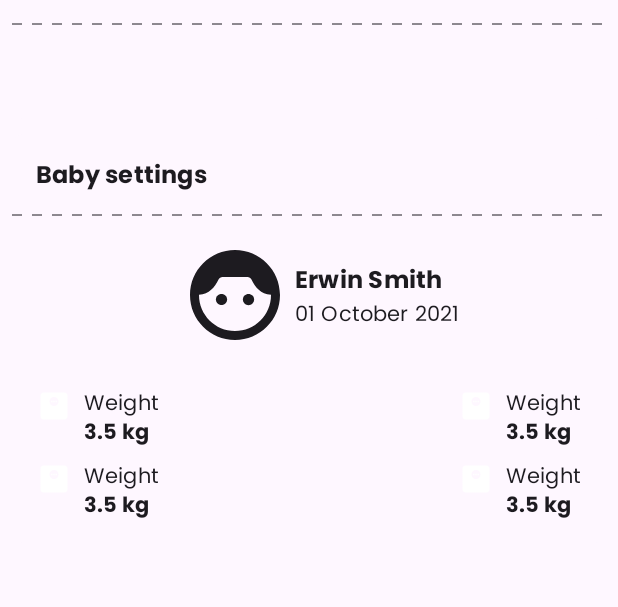
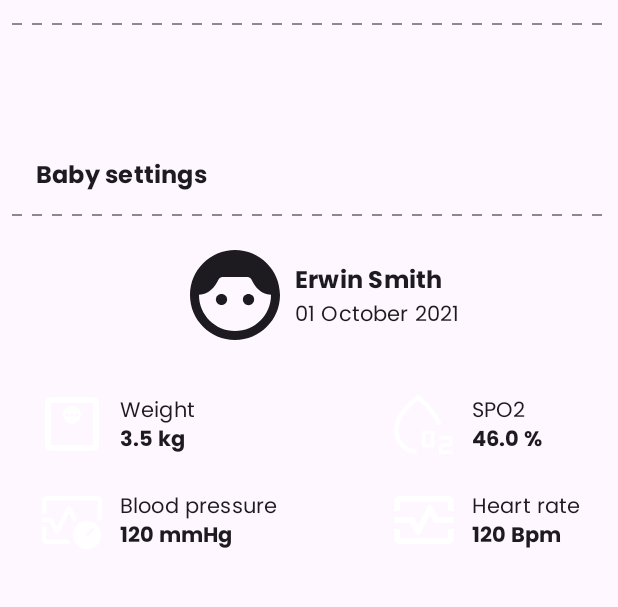
Before and after one commit to amadiyawa/incubator, an Android app built with Jetpack Compose: the screen it shows after launch (MainActivity), after a tap on "Incubator demo", on a phone screen of 412 x 824 dp, the part 564-1171 px from its top. Run offline under Robolectric (Android 15) with nearby library versions, the phone set to English and light mode, and no system bars; our stand-ins replace Timber, window size class; pictures from the network do not load.

Commit message:
fix icon

```diff
--- a/feature_base/src/main/java/com/amadiyawa/feature_base/common/res/Dimen.kt
+++ b/feature_base/src/main/java/com/amadiyawa/feature_base/common/res/Dimen.kt
@@ -20,7 +20,7 @@ object Dimen {
         val extraSmall = 16.dp
         val small = 24.dp
         val medium = 32.dp
-        val large = 40.dp
+        val large = 48.dp
         val extraLarge = 56.dp
     }
 
--- a/feature_incubator/src/main/java/com/amadiyawa/feature_incubator/domain/model/Baby.kt
+++ b/feature_incubator/src/main/java/com/amadiyawa/feature_incubator/domain/model/Baby.kt
@@ -19,7 +19,7 @@ data class Baby(
     val currentHeartRate: Int,
     val normalHeartRateRange: Pair<Int, Int>,
     val arterialRate: Int,
-    val arterialFrequency: Int,
+    val bloodPressure: Int,
     val spo2: Double,
     val normalSpo2Range: Pair<Double, Double>,
     val picture: String
--- a/feature_incubator/src/main/java/com/amadiyawa/feature_incubator/presentation/screen/incubatordetail/IncubatorDetailScreen.kt
+++ b/feature_incubator/src/main/java/com/amadiyawa/feature_incubator/presentation/screen/incubatordetail/IncubatorDetailScreen.kt
@@ -19,7 +19,8 @@ import androidx.compose.foundation.layout.size
 import androidx.compose.material.icons.Icons
 import androidx.compose.material.icons.filled.ExpandCircleDown
 import androidx.compose.material.icons.filled.ExpandLess
-import androidx.compose.material.icons.filled.MonitorWeight
+import androidx.compose.material.icons.outlined.MonitorHeart
+import androidx.compose.material.icons.outlined.MonitorWeight
 import androidx.compose.material3.Card
 import androidx.compose.material3.CardDefaults
 import androidx.compose.material3.Icon
@@ -33,6 +34,7 @@ import androidx.compose.runtime.setValue
 import androidx.compose.ui.Alignment
 import androidx.compose.ui.Modifier
 import androidx.compose.ui.graphics.Color
+import androidx.compose.ui.res.painterResource
 import androidx.compose.ui.res.stringResource
 import androidx.compose.ui.text.font.FontWeight
 import androidx.compose.ui.unit.dp
@@ -40,7 +42,6 @@ import com.amadiyawa.feature_base.common.res.Dimen
 import com.amadiyawa.feature_base.common.util.formatDate
 import com.amadiyawa.feature_base.presentation.compose.composable.DrawHorizontalDottedLine
 import com.amadiyawa.feature_base.presentation.compose.composable.PlaceholderImage
-import com.amadiyawa.feature_base.presentation.compose.composable.TextTitleLarge
 import com.amadiyawa.feature_base.presentation.compose.composable.TextTitleMedium
 import com.amadiyawa.feature_base.presentation.compose.composable.TextTitleSmall
 import com.amadiyawa.feature_incubator.R
@@ -48,8 +49,6 @@ import com.amadiyawa.feature_incubator.domain.model.Baby
 import com.amadiyawa.feature_incubator.domain.model.Incubator
 import com.amadiyawa.feature_incubator.presentation.compose.composable.Toolbar
 import timber.log.Timber
-import java.text.SimpleDateFormat
-import java.util.Locale
 
 @Composable
 fun IncubatorDetailScreen(
@@ -134,7 +133,7 @@ private fun HandleUiState() {
             currentHeartRate = 120,
             normalHeartRateRange = Pair(110, 130),
             arterialRate = 80,
-            arterialFrequency = 60,
+            bloodPressure = 120,
             spo2 = 46.0,
             normalSpo2Range = Pair(40.0, 50.0),
             picture = "https://www.example.com/picture.jpg"
@@ -344,14 +343,18 @@ private fun BabyDetails(
             ) {
                 BabyOverview(baby = baby)
                 Row {
+                    Column(
+                        verticalArrangement = Arrangement.spacedBy(Dimen.Spacing.large)
+                    ) {
                         Row(
-                        horizontalArrangement = Arrangement.spacedBy(Dimen.Spacing.medium)
+                            horizontalArrangement = Arrangement.spacedBy(Dimen.Spacing.medium, Alignment.CenterHorizontally),
+                            verticalAlignment = Alignment.CenterVertically
                         ) {
                             Icon(
-                            imageVector = Icons.Filled.MonitorWeight,
+                                imageVector = Icons.Outlined.MonitorWeight,
                                 contentDescription = baby.weight.toString(),
                                 tint = MaterialTheme.colorScheme.onPrimary,
-                            modifier = Modifier.height(IntrinsicSize.Max)
+                                modifier = Modifier.size(48.dp)
                             )
 
                             Column {
@@ -363,66 +366,69 @@ private fun BabyDetails(
                             }
                         }
 
-                    Spacer(Modifier.weight(1f))
-
                         Row(
-                        horizontalArrangement = Arrangement.spacedBy(Dimen.Spacing.medium)
+                            horizontalArrangement = Arrangement.spacedBy(Dimen.Spacing.medium, Alignment.CenterHorizontally),
+                            verticalAlignment = Alignment.CenterVertically
                         ) {
                             Icon(
-                            imageVector = Icons.Filled.MonitorWeight,
+                                painter = painterResource(id = R.drawable.blood_pressure),
                                 contentDescription = baby.weight.toString(),
                                 tint = MaterialTheme.colorScheme.onPrimary,
                                 modifier = Modifier.height(IntrinsicSize.Max)
                             )
 
                             Column {
-                            TextTitleSmall(text = stringResource(id = R.string.weight))
+                                TextTitleSmall(text = stringResource(id = R.string.blood_pressure))
                                 TextTitleSmall(
-                                text = baby.weight.toString() + " kg",
+                                    text = baby.bloodPressure.toString() + " mmHg",
                                     fontWeight = FontWeight.Bold
                                 )
                             }
                         }
                     }
 
-                Row {
+                    Spacer(modifier = Modifier.weight(1f))
+
+                    Column(
+                        verticalArrangement = Arrangement.spacedBy(Dimen.Spacing.large)
+                    ) {
                         Row(
-                        horizontalArrangement = Arrangement.spacedBy(Dimen.Spacing.medium)
+                            horizontalArrangement = Arrangement.spacedBy(Dimen.Spacing.medium, Alignment.CenterHorizontally),
+                            verticalAlignment = Alignment.CenterVertically
                         ) {
                             Icon(
-                            imageVector = Icons.Filled.MonitorWeight,
+                                painter = painterResource(id =R.drawable.spo2),
                                 contentDescription = baby.weight.toString(),
-                            tint = MaterialTheme.colorScheme.onPrimary,
-                            modifier = Modifier.height(IntrinsicSize.Max)
+                                tint = MaterialTheme.colorScheme.onPrimary
                             )
 
                             Column {
-                            TextTitleSmall(text = stringResource(id = R.string.weight))
+                                TextTitleSmall(text = stringResource(id = R.string.spo2))
                                 TextTitleSmall(
-                                text = baby.weight.toString() + " kg",
+                                    text = baby.spo2.toString() + " %",
                                     fontWeight = FontWeight.Bold
                                 )
                             }
                         }
 
-                    Spacer(Modifier.weight(1f))
-
                         Row(
-                        horizontalArrangement = Arrangement.spacedBy(Dimen.Spacing.medium)
+                            horizontalArrangement = Arrangement.spacedBy(Dimen.Spacing.medium, Alignment.CenterHorizontally),
+                            verticalAlignment = Alignment.CenterVertically
                         ) {
                             Icon(
-                            imageVector = Icons.Filled.MonitorWeight,
+                                imageVector = Icons.Outlined.MonitorHeart,
                                 contentDescription = baby.weight.toString(),
                                 tint = MaterialTheme.colorScheme.onPrimary,
-                            modifier = Modifier.height(IntrinsicSize.Max)
+                                modifier = Modifier.size(Dimen.Size.large)
                             )
 
                             Column {
-                            TextTitleSmall(text = stringResource(id = R.string.weight))
+                                TextTitleSmall(text = stringResource(id = R.string.heart_rate))
                                 TextTitleSmall(
-                                text = baby.weight.toString() + " kg",
+                                    text = baby.currentHeartRate.toString() + " Bpm",
                                     fontWeight = FontWeight.Bold
                                 )
+                            }
                         }
                     }
                 }
--- /dev/null
+++ b/feature_incubator/src/main/res/drawable/blood_pressure.xml
@@ -0,0 +1,5 @@
+<vector xmlns:android="http://schemas.android.com/apk/res/android" android:height="48dp" android:viewportHeight="960" android:viewportWidth="960" android:width="48dp">
+
+    <path android:fillColor="#e8eaed" android:pathData="M80,390v-170q0,-24 18,-42t42,-18h680q24,0 42,18t18,42v260h-60v-260L140,220v170L80,390ZM280,670q-9,0 -16,-4t-12,-12l-71,-144L80,510v-60h120q7.81,0 14.9,4.5Q222,459 226,467l54,106 133,-266q4,-8 11.38,-11.5 7.38,-3.5 15.5,-3.5 8.12,0 15.62,3.5T467,307l80,161q-13,8 -25,18.5T499,508l-59,-120 -134,266q-3.61,8 -10.83,12 -7.23,4 -15.17,4ZM461,800L140,800q-24,0 -42,-18t-18,-42v-170h60v170h297q4,16 10,31t14,29ZM480,480ZM679.89,870Q601,870 545.5,814.39q-55.5,-55.6 -55.5,-134.5 0,-78.89 55.61,-134.39 55.6,-55.5 134.5,-55.5 78.89,0 134.39,55.61 55.5,55.6 55.5,134.5 0,78.89 -55.61,134.39Q758.79,870 679.89,870ZM688,700l91,-91 -28,-28 -91,91 28,28Z"/>
+
+</vector>
--- /dev/null
+++ b/feature_incubator/src/main/res/drawable/spo2.xml
@@ -0,0 +1,9 @@
+<vector xmlns:android="http://schemas.android.com/apk/res/android"
+    android:width="48dp"
+    android:height="48dp"
+    android:viewportWidth="960"
+    android:viewportHeight="960">
+  <path
+      android:pathData="M486,794q-14,0 -24,-10t-10,-24v-160q0,-14 10,-24t24,-10h100q14,0 24,10t10,24v160q0,14 -10,24t-24,10L486,794ZM500,746h72v-132h-72v132ZM680,880v-110q0,-15 9.5,-24.5T714,736h98v-48L680,688v-48h146q15,0 24.5,9.5T860,674v76q0,15 -9.5,24.5T826,784h-98v48h132v48L680,880ZM380,879q-131,-8 -215.5,-100.5T80,552q0,-100 79.5,-217.5T400,80q134,114 214.5,220T714,494h-62q-19,-71 -84,-157.5T400,160Q273,272 206.5,372.5T140,552q0,109 67.5,184T380,819v60ZM396,552Z"
+      android:fillColor="#e8eaed"/>
+</vector>
--- a/feature_incubator/src/main/res/values/strings.xml
+++ b/feature_incubator/src/main/res/values/strings.xml
@@ -9,4 +9,7 @@
     <string name="baby_settings">Baby settings</string>
     <string name="incubator_settings">Incubator settings</string>
     <string name="weight">Weight</string>
+    <string name="blood_pressure">Blood pressure</string>
+    <string name="heart_rate">Heart rate</string>
+    <string name="spo2">SPO2</string>
 </resources>
```
Lines whose indentation alone changed are shown as unchanged.
